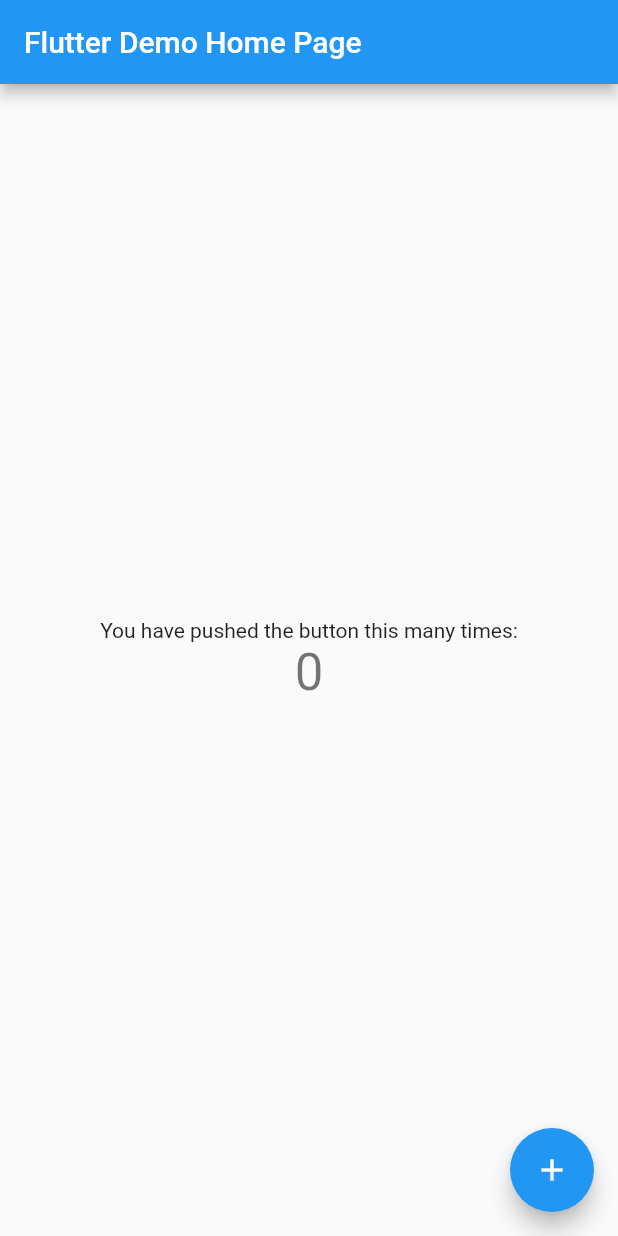
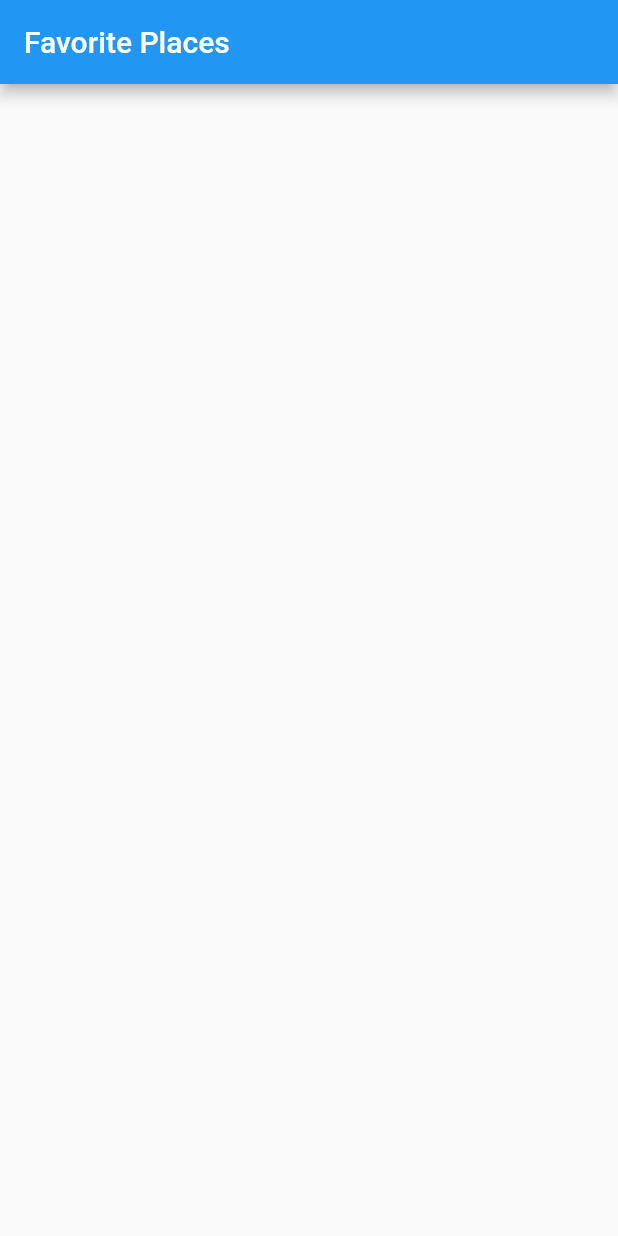
Before and after one commit to PrinceLeBon/favorite_place, a Flutter app: the screen it shows after launch, on a phone screen of 412 x 824 dp. Run offline on Flutter 3.47's test engine with Material 2 defaults, Android fonts, the light colour scheme and no system bars; our stand-ins replace bloc.

Commit message:
set up different files && folders

```diff
--- /dev/null
+++ b/lib/business_logic/cubits/place/place_state.dart
@@ -0,0 +1,6 @@
+part of 'place_cubit.dart';
+
+@immutable
+abstract class PlaceState {}
+
+class PlaceInitial extends PlaceState {}
--- a/lib/main.dart
+++ b/lib/main.dart
@@ -1,3 +1,4 @@
+import 'package:favoriteplace/presentation/homepage.dart';
 import 'package:flutter/material.dart';
 
 void main() {
@@ -7,109 +8,14 @@
 class MyApp extends StatelessWidget {
   const MyApp({super.key});
 
-  // This widget is the root of your application.
   @override
   Widget build(BuildContext context) {
     return MaterialApp(
-      title: 'Flutter Demo',
+      title: 'Favorite Places',
       theme: ThemeData(
-        // This is the theme of your application.
-        //
-        // Try running your application with "flutter run". You'll see the
-        // application has a blue toolbar. Then, without quitting the app, try
-        // changing the primarySwatch below to Colors.green and then invoke
-        // "hot reload" (press "r" in the console where you ran "flutter run",
-        // or simply save your changes to "hot reload" in a Flutter IDE).
-        // Notice that the counter didn't reset back to zero; the application
-        // is not restarted.
         primarySwatch: Colors.blue,
       ),
-      home: const MyHomePage(title: 'Flutter Demo Home Page'),
+      home: const MyHomePage(title: 'Favorite Places'),
     );
   }
 }
-
-class MyHomePage extends StatefulWidget {
-  const MyHomePage({super.key, required this.title});
-
-  // This widget is the home page of your application. It is stateful, meaning
-  // that it has a State object (defined below) that contains fields that affect
-  // how it looks.
-
-  // This class is the configuration for the state. It holds the values (in this
-  // case the title) provided by the parent (in this case the App widget) and
-  // used by the build method of the State. Fields in a Widget subclass are
-  // always marked "final".
-
-  final String title;
-
-  @override
-  State<MyHomePage> createState() => _MyHomePageState();
-}
-
-class _MyHomePageState extends State<MyHomePage> {
-  int _counter = 0;
-
-  void _incrementCounter() {
-    setState(() {
-      // This call to setState tells the Flutter framework that something has
-      // changed in this State, which causes it to rerun the build method below
-      // so that the display can reflect the updated values. If we changed
-      // _counter without calling setState(), then the build method would not be
-      // called again, and so nothing would appear to happen.
-      _counter++;
-    });
-  }
-
-  @override
-  Widget build(BuildContext context) {
-    // This method is rerun every time setState is called, for instance as done
-    // by the _incrementCounter method above.
-    //
-    // The Flutter framework has been optimized to make rerunning build methods
-    // fast, so that you can just rebuild anything that needs updating rather
-    // than having to individually change instances of widgets.
-    return Scaffold(
-      appBar: AppBar(
-        // Here we take the value from the MyHomePage object that was created by
-        // the App.build method, and use it to set our appbar title.
-        title: Text(widget.title),
-      ),
-      body: Center(
-        // Center is a layout widget. It takes a single child and positions it
-        // in the middle of the parent.
-        child: Column(
-          // Column is also a layout widget. It takes a list of children and
-          // arranges them vertically. By default, it sizes itself to fit its
-          // children horizontally, and tries to be as tall as its parent.
-          //
-          // Invoke "debug painting" (press "p" in the console, choose the
-          // "Toggle Debug Paint" action from the Flutter Inspector in Android
-          // Studio, or the "Toggle Debug Paint" command in Visual Studio Code)
-          // to see the wireframe for each widget.
-          //
-          // Column has various properties to control how it sizes itself and
-          // how it positions its children. Here we use mainAxisAlignment to
-          // center the children vertically; the main axis here is the vertical
-          // axis because Columns are vertical (the cross axis would be
-          // horizontal).
-          mainAxisAlignment: MainAxisAlignment.center,
-          children: <Widget>[
-            const Text(
-              'You have pushed the button this many times:',
-            ),
-            Text(
-              '$_counter',
-              style: Theme.of(context).textTheme.headlineMedium,
-            ),
-          ],
-        ),
-      ),
-      floatingActionButton: FloatingActionButton(
-        onPressed: _incrementCounter,
-        tooltip: 'Increment',
-        child: const Icon(Icons.add),
-      ), // This trailing comma makes auto-formatting nicer for build methods.
-    );
-  }
-}
--- /dev/null
+++ b/lib/presentation/homepage.dart
@@ -0,0 +1,27 @@
+import 'package:flutter/material.dart';
+
+class MyHomePage extends StatefulWidget {
+  const MyHomePage({super.key, required this.title});
+
+  final String title;
+
+  @override
+  State<MyHomePage> createState() => _MyHomePageState();
+}
+
+class _MyHomePageState extends State<MyHomePage> {
+  @override
+  Widget build(BuildContext context) {
+    return Scaffold(
+      appBar: AppBar(
+        title: Text(widget.title),
+      ),
+      body: Center(
+        child: Column(
+          mainAxisAlignment: MainAxisAlignment.center,
+          children: const [],
+        ),
+      ),
+    );
+  }
+}
```
Also changed, not shown: lib/business_logic/cubits/place/place_cubit.dart (added, +8 -0 lines), lib/data/models/place.dart (added).
